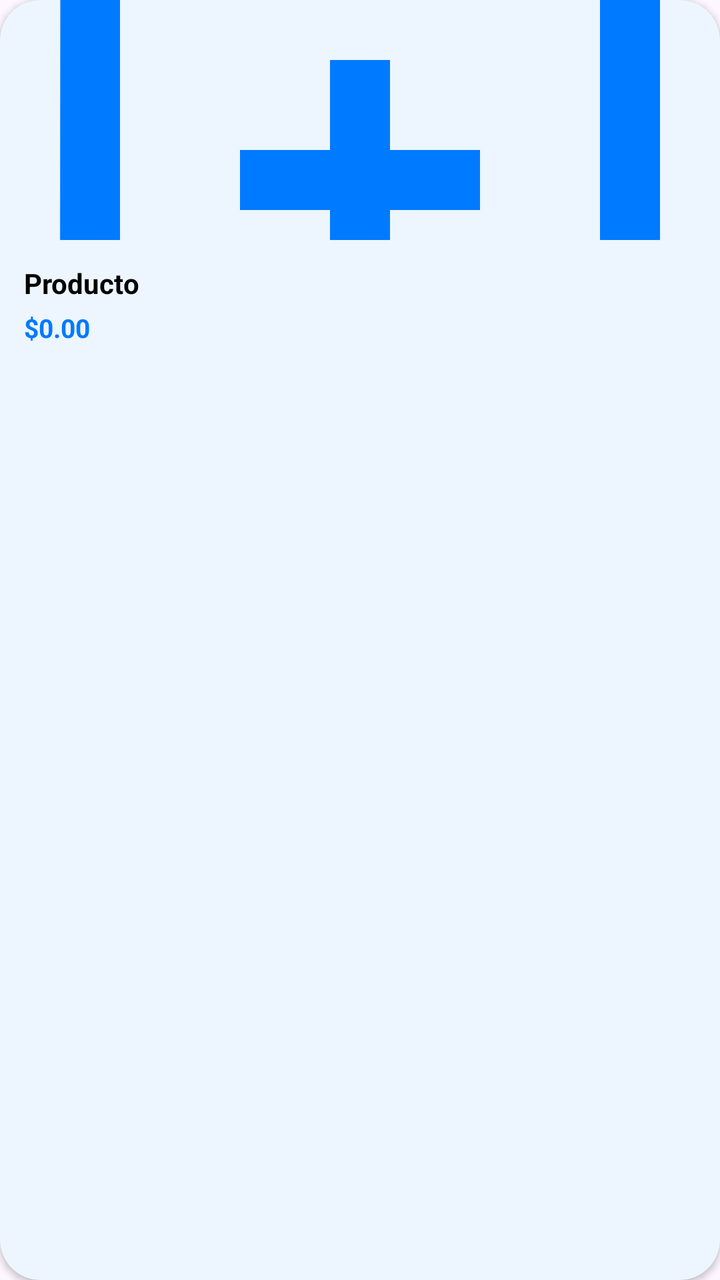
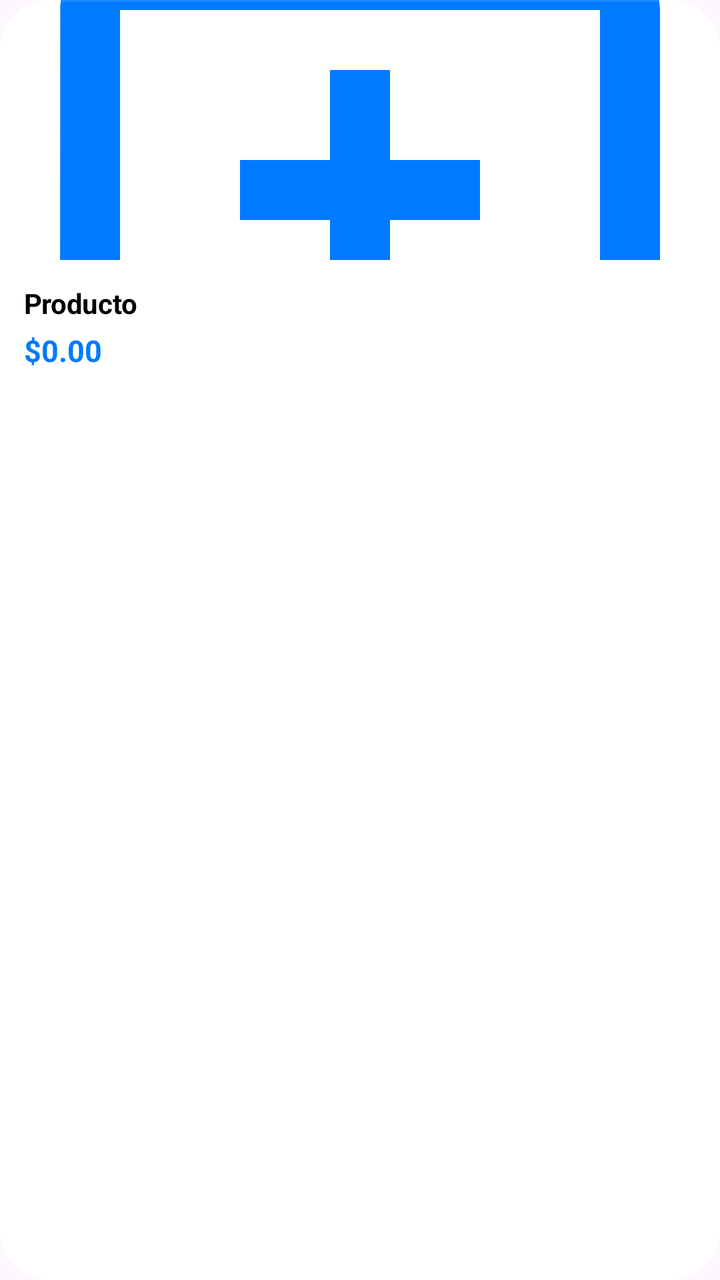

The first picture is an Android layout as it rendered before a commit; the second is the same layout after the commit. The layout source and the unified diff follow.
<!-- AndroidManifest.xml: application theme Theme.ActividadMenu -->
<!-- res/layout/item_producto_mini.xml -->
<?xml version="1.0" encoding="utf-8"?>
<com.google.android.material.card.MaterialCardView xmlns:android="http://schemas.android.com/apk/res/android"
    xmlns:app="http://schemas.android.com/apk/res-auto"
    android:layout_width="160dp"
    android:layout_height="wrap_content"
    android:layout_margin="8dp"
    app:cardCornerRadius="20dp"
    app:cardElevation="2dp"
    app:strokeWidth="0dp"
    app:cardBackgroundColor="@color/surface">

    <LinearLayout
        android:layout_width="match_parent"
        android:layout_height="wrap_content"
        android:orientation="vertical">

        <com.google.android.material.imageview.ShapeableImageView
            android:id="@+id/ivProductoMini"
            android:layout_width="match_parent"
            android:layout_height="120dp"
            android:scaleType="centerCrop"
            android:src="@drawable/ic_product_placeholder"
            app:shapeAppearanceOverlay="@style/ShapeAppearance.Custom.TopRounded" />

        <LinearLayout
            android:layout_width="match_parent"
            android:layout_height="wrap_content"
            android:orientation="vertical"
            android:padding="12dp">

            <TextView
                android:id="@+id/tvNombreMini"
                android:layout_width="match_parent"
                android:layout_height="wrap_content"
                android:text="Producto"
                android:textColor="@color/text_primary"
                android:textSize="14sp"
                android:textStyle="bold"
                android:maxLines="1"
                android:ellipsize="end" />

            <TextView
                android:id="@+id/tvPrecioMini"
                android:layout_width="match_parent"
                android:layout_height="wrap_content"
                android:text="$0.00"
                android:textColor="@color/primary"
                android:textSize="13sp"
                android:textStyle="bold"
                android:layout_marginTop="4dp" />

        </LinearLayout>
    </LinearLayout>
</com.google.android.material.card.MaterialCardView>
<!-- resources referenced by this layout -->
<resources>
  <color name="primary">#007AFF</color>
  <color name="surface">#FFFFFF</color>
  <color name="text_primary">#000000</color>
  <!-- drawable ic_product_placeholder (drawable) -->
  <?xml version="1.0" encoding="utf-8"?>
  <vector xmlns:android="http://schemas.android.com/apk/res/android"
      android:width="24dp"
      android:height="24dp"
      android:viewportWidth="24"
      android:viewportHeight="24"
      android:tint="@color/primary">
      <path
          android:fillColor="@android:color/white"
          android:pathData="M20,6h-4L16,4c0,-1.11 -0.89,-2 -2,-2h-4c-1.11,0 -2,0.89 -2,2v2L4,6c-1.11,0 -1.99,0.89 -1.99,2L2,19c0,1.11 0.89,2 2,2h16c1.11,0 2,-0.89 2,-2L22,8c0,-1.11 -0.89,-2 -2,-2zM10,4h4v2h-4L10,4zM20,19L4,19L4,8h16v11zM13,10h-2v3L8,13v2h3v3h2v-3h3v-2h-3z"/>
  </vector>
  <style name="ShapeAppearance.Custom.TopRounded" parent="ShapeAppearance.Material3.MediumComponent">
          <item name="cornerFamily">rounded</item>
          <item name="cornerSizeTopLeft">20dp</item>
          <item name="cornerSizeTopRight">20dp</item>
          <item name="cornerSizeBottomLeft">0dp</item>
          <item name="cornerSizeBottomRight">0dp</item>
      </style>
  <style name="Theme.ActividadMenu" parent="Base.Theme.ActividadMenu" />
  <style name="Base.Theme.ActividadMenu" parent="Theme.Material3.DayNight.NoActionBar">
          <item name="colorPrimary">@color/primary</item>
          <item name="colorPrimaryDark">@color/primary_dark</item>
          <item name="colorOnPrimary">@color/text_on_primary</item>
          
          
          <item name="colorSurface">@color/surface</item>
          <item name="colorSurfaceVariant">@color/surface_variant</item>
          <item name="colorOnSurface">@color/text_primary</item>
          <item name="colorOnSurfaceVariant">@color/text_secondary</item>
          <item name="colorOutline">@color/divider</item>
  
          <item name="android:statusBarColor">@color/primary</item>
          <item name="android:windowLightStatusBar">true</item>
          <item name="android:navigationBarColor">@color/background</item>
      </style>
  <color name="primary_dark">#0056B3</color>
  <color name="text_on_primary">#FFFFFF</color>
  <color name="surface_variant">#E5E5EA</color>
  <color name="text_secondary">#3A3A3C</color>
  <color name="divider">#C6C6C8</color>
  <color name="background">#F2F2F7</color>
</resources>

<!-- the commit's change to res/layout/item_producto_mini.xml (unified diff, before → after) -->
@@ -4,9 +4,10 @@
     android:layout_width="160dp"
     android:layout_height="wrap_content"
     android:layout_margin="8dp"
-    app:cardCornerRadius="20dp"
-    app:cardElevation="2dp"
-    app:strokeWidth="0dp"
+    app:cardCornerRadius="24dp"
+    app:cardElevation="0dp"
+    app:strokeWidth="1dp"
+    app:strokeColor="#1AFFFFFF"
     app:cardBackgroundColor="@color/surface">
 
     <LinearLayout
@@ -17,7 +18,7 @@
         <com.google.android.material.imageview.ShapeableImageView
             android:id="@+id/ivProductoMini"
             android:layout_width="match_parent"
-            android:layout_height="120dp"
+            android:layout_height="130dp"
             android:scaleType="centerCrop"
             android:src="@drawable/ic_product_placeholder"
             app:shapeAppearanceOverlay="@style/ShapeAppearance.Custom.TopRounded" />
@@ -37,7 +38,8 @@
                 android:textSize="14sp"
                 android:textStyle="bold"
                 android:maxLines="1"
-                android:ellipsize="end" />
+                android:ellipsize="end"
+                android:letterSpacing="-0.01" />
 
             <TextView
                 android:id="@+id/tvPrecioMini"
@@ -45,7 +47,7 @@
                 android:layout_height="wrap_content"
                 android:text="$0.00"
                 android:textColor="@color/primary"
-                android:textSize="13sp"
+                android:textSize="15sp"
                 android:textStyle="bold"
                 android:layout_marginTop="4dp" />
 
<!-- resource entries referenced after the edit -->
@@ -15,7 +15,7 @@
           android:fillColor="@android:color/white"
           android:pathData="M20,6h-4L16,4c0,-1.11 -0.89,-2 -2,-2h-4c-1.11,0 -2,0.89 -2,2v2L4,6c-1.11,0 -1.99,0.89 -1.99,2L2,19c0,1.11 0.89,2 2,2h16c1.11,0 2,-0.89 2,-2L22,8c0,-1.11 -0.89,-2 -2,-2zM10,4h4v2h-4L10,4zM20,19L4,19L4,8h16v11zM13,10h-2v3L8,13v2h3v3h2v-3h3v-2h-3z"/>
   </vector>
-  <style name="ShapeAppearance.Custom.TopRounded" parent="ShapeAppearance.Material3.MediumComponent">
+  <style name="ShapeAppearance.Custom.TopRounded" parent="">
           <item name="cornerFamily">rounded</item>
           <item name="cornerSizeTopLeft">20dp</item>
           <item name="cornerSizeTopRight">20dp</item>
@@ -27,14 +27,11 @@
           <item name="colorPrimary">@color/primary</item>
           <item name="colorPrimaryDark">@color/primary_dark</item>
           <item name="colorOnPrimary">@color/text_on_primary</item>
-          
-          
           <item name="colorSurface">@color/surface</item>
           <item name="colorSurfaceVariant">@color/surface_variant</item>
           <item name="colorOnSurface">@color/text_primary</item>
           <item name="colorOnSurfaceVariant">@color/text_secondary</item>
           <item name="colorOutline">@color/divider</item>
-  
           <item name="android:statusBarColor">@color/primary</item>
           <item name="android:windowLightStatusBar">true</item>
           <item name="android:navigationBarColor">@color/background</item>
